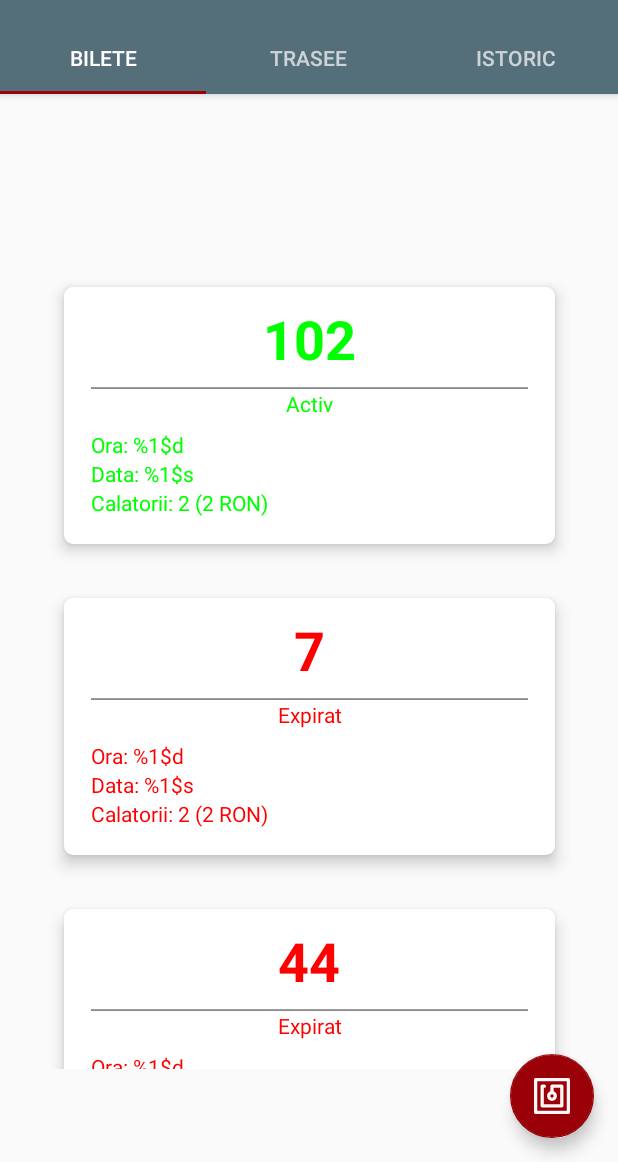
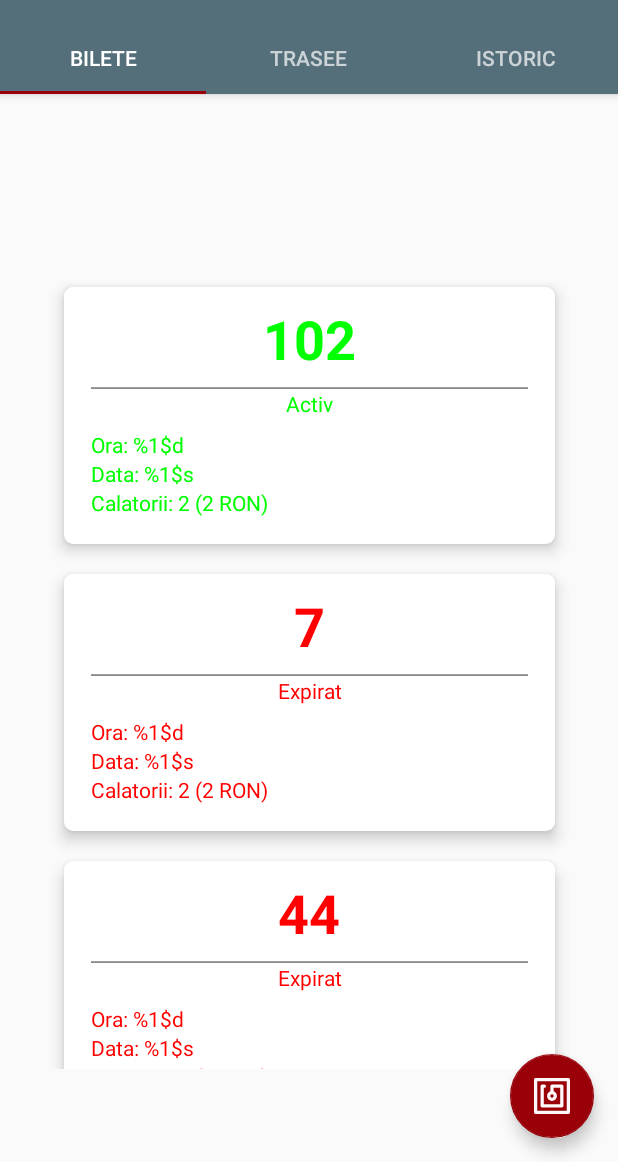
Before and after one commit to ViorelAlbastrelu/eticket, an Android app: the FrgTb01Bilet screen opened directly, with no data from a screen before it, on a phone screen of 412 x 824 dp, the part 74-1236 px from its top. Run offline under Robolectric (Android 15) with nearby library versions, the phone set to English and light mode, and no system bars; our stand-ins replace ButterKnife, Room's generated code; libraries missing offline, so code that uses them is left out: com.baoyachi.stepview; 1 statement that could not run was skipped.

Commit message:
optimized recyclerView adapters

```diff
--- a/app/src/main/java/com/faciee/cti/valbastrelu/eticket/ui/common/adapters/BiletRVAdapter.java
+++ b/app/src/main/java/com/faciee/cti/valbastrelu/eticket/ui/common/adapters/BiletRVAdapter.java
@@ -36,6 +36,7 @@ public class BiletRVAdapter extends  RecyclerView.Adapter<BiletRVAdapter.BiletVi
 	@Override
 	public void onBindViewHolder(BiletViewHolder holder, int position) {
 		Log.d(TAG, "onBindViewHolder: called.");
+		if (mBilete != null){
 			boolean activ = mBilete.get(position).isActiv();
 			holder.mTraseu.setText((String.valueOf(mBilete.get(position).getTraseu())));
 			holder.mStatus.setText(activ ? "Activ" : "Expirat");
@@ -44,11 +45,17 @@ public class BiletRVAdapter extends  RecyclerView.Adapter<BiletRVAdapter.BiletVi
 					R.string.nr_calatorii,
 					mBilete.get(position).getCalatorii(),
 					mBilete.get(position).getPret()));
+		}else{
+			holder.mTraseu.setText(0);
+			holder.mStatus.setText("Nu exista nici un bilet");
+			holder.mCalatorii.setText(ETicketApp.getCurrentETicketApp().getString(
+					R.string.nr_calatorii,0,0));
+		}
 	}
 
 	@Override
 	public int getItemCount() {
-		return mBilete != null ? mBilete.size() : 0;
+		return (mBilete != null ? mBilete.size() : 0);
 	}
 
 	public class BiletViewHolder extends RecyclerView.ViewHolder{
@@ -75,19 +82,4 @@ public class BiletRVAdapter extends  RecyclerView.Adapter<BiletRVAdapter.BiletVi
 			mCalatorii.setTextColor(status ? Color.GREEN : Color.RED);
 		}
 	}
-
-	public static class VerticalSpaceItemDecoration extends RecyclerView.ItemDecoration {
-
-		private final int verticalSpaceHeight;
-
-		public VerticalSpaceItemDecoration(int verticalSpaceHeight) {
-			this.verticalSpaceHeight = verticalSpaceHeight;
 }
-
-		@Override
-		public void getItemOffsets(Rect outRect, View view, RecyclerView parent,
-		                           RecyclerView.State state) {
-			outRect.bottom = verticalSpaceHeight;
-		}
-	}
-}
--- a/app/src/main/java/com/faciee/cti/valbastrelu/eticket/ui/common/adapters/IstoricRVAdapter.java
+++ b/app/src/main/java/com/faciee/cti/valbastrelu/eticket/ui/common/adapters/IstoricRVAdapter.java
@@ -53,7 +53,7 @@ public class IstoricRVAdapter extends  RecyclerView.Adapter<IstoricRVAdapter.Ist
 
 	@Override
 	public int getItemCount() {
-		return mIstorice.size();
+		return (mIstorice != null ? mIstorice.size() : 0);
 	}
 
 	public class IstoricHolder extends RecyclerView.ViewHolder{
--- a/app/src/main/java/com/faciee/cti/valbastrelu/eticket/ui/common/adapters/TraseuRVAdapter.java
+++ b/app/src/main/java/com/faciee/cti/valbastrelu/eticket/ui/common/adapters/TraseuRVAdapter.java
@@ -50,7 +50,7 @@ public class TraseuRVAdapter extends RecyclerView.Adapter<RecyclerView.ViewHolde
 
 	@Override
 	public int getItemCount() {
-		return mTrasee.size();
+		return (mTrasee != null ? mTrasee.size() : 0);
 	}
 
 	public class TraseuViewHolder extends RecyclerView.ViewHolder{
```
Lines whose indentation alone changed are shown as unchanged.
